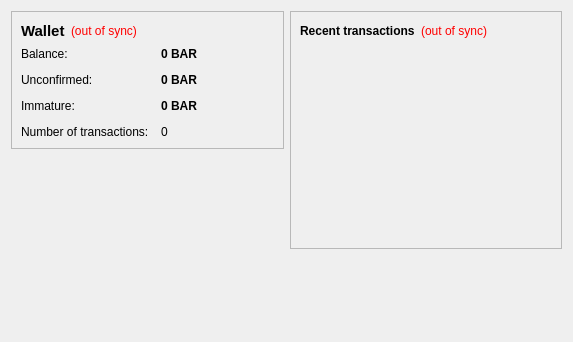
The window that src/qt/forms/overviewpage.ui (purplecoin/purplecoin) describes before a commit, drawn with Qt 5.
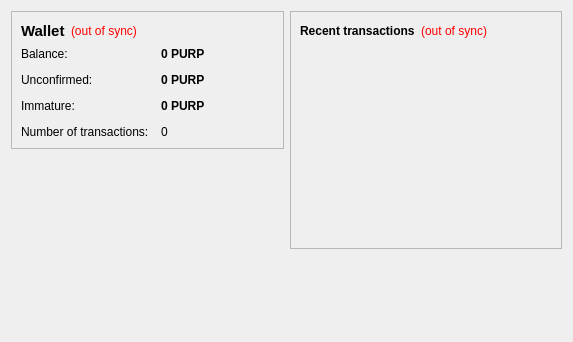
The same window after the commit.

```diff
--- a/src/qt/forms/overviewpage.ui
+++ b/src/qt/forms/overviewpage.ui
@@ -105,7 +105,7 @@
              <string>Your current balance</string>
             </property>
             <property name="text">
-             <string notr="true">0 BAR</string>
+             <string notr="true">0 PURP</string>
             </property>
             <property name="textInteractionFlags">
              <set>Qt::LinksAccessibleByMouse|Qt::TextSelectableByKeyboard|Qt::TextSelectableByMouse</set>
@@ -134,7 +134,7 @@
              <string>Total of transactions that have yet to be confirmed, and do not yet count toward the current balance</string>
             </property>
             <property name="text">
-             <string notr="true">0 BAR</string>
+             <string notr="true">0 PURP</string>
             </property>
             <property name="textInteractionFlags">
              <set>Qt::LinksAccessibleByMouse|Qt::TextSelectableByKeyboard|Qt::TextSelectableByMouse</set>
@@ -177,7 +177,7 @@
              <string>Mined balance that has not yet matured</string>
             </property>
             <property name="text">
-             <string notr="true">0 BAR</string>
+             <string notr="true">0 PURP</string>
             </property>
             <property name="textInteractionFlags">
              <set>Qt::LinksAccessibleByMouse|Qt::TextSelectableByKeyboard|Qt::TextSelectableByMouse</set>
```
Left out of the diff: 4 changed lines with no effect on the pictures.
